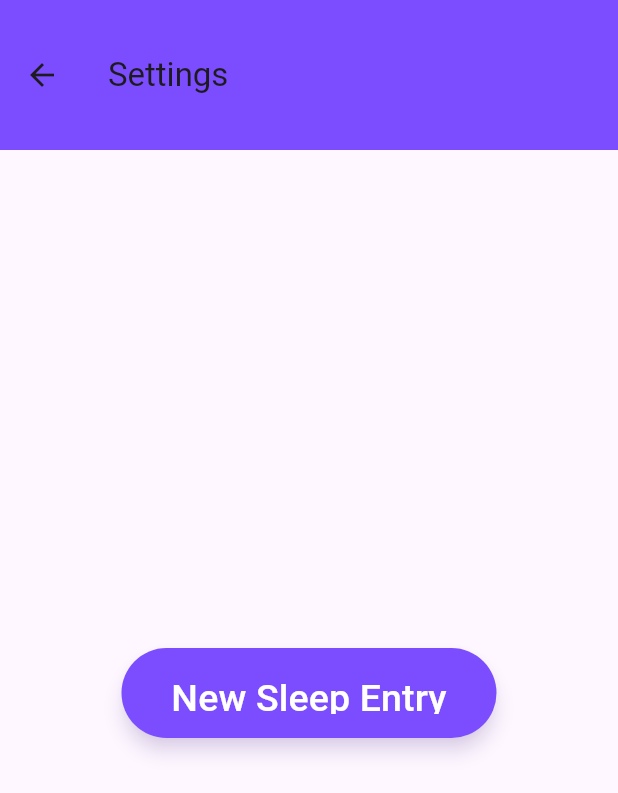
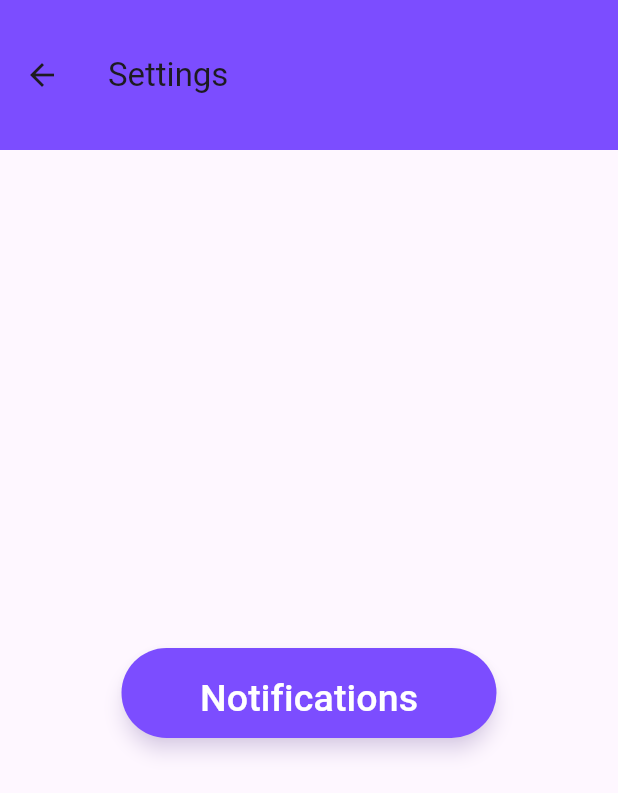
Before and after one commit to evanlee2212/sleep_tracker, a Flutter app: the screen it shows after launch, after a tap on the "settings" icon, on a phone screen of 412 x 824 dp. Shown: the top 793 px of the screen. Run offline on Flutter 3.47's test engine with Material 3 defaults, Android fonts, the phone set to English and light mode, and no system bars; our stand-ins replace audioplayers, file_picker, firebase_core, shared_preferences; accounts and stored records are empty.

Commit message:
adjusted ui

```diff
--- a/lib/Pages/main.dart
+++ b/lib/Pages/main.dart
@@ -4,7 +4,6 @@
 import '../components/menu_button.dart';
 import 'package:sleep_app/Pages/sleep_data.dart';
 import 'package:firebase_core/firebase_core.dart';
-import 'package:sleep_app/Pages/notification.dart';
 
 
 void main() async {
@@ -62,19 +61,22 @@
               crossAxisAlignment: CrossAxisAlignment.center,
               mainAxisAlignment: MainAxisAlignment.center,
               children: [
-                CircleAvatar(
-                  radius: 104,
-                  backgroundColor: Colors.indigo,
-                  child: CircleAvatar(
-                    backgroundImage: AssetImage('assets/images/logo.png'),
-                    radius: 100,
+                Transform.translate(
+                  offset: const Offset(0, -150),
+                  child:CircleAvatar(
+                    radius: 104,
+                    backgroundColor: Colors.indigo,
+                    child: CircleAvatar(
+                      backgroundImage: AssetImage('assets/images/logo.png'),
+                      radius: 100,
+                    ),
                   ),
                 ),
                 MenuButton(
                     text: 'Sleep Data',
                     onPressed: () => Navigator.push(context, MaterialPageRoute(builder: (context) => SleepData())),
                 ),
-                SizedBox(height: 10),
+                SizedBox(height: 20),
                 MenuButton(
                     text: 'Resources',
                   onPressed: () => Navigator.push(context, MaterialPageRoute(builder: (context) => ResourcesPage())),
--- a/lib/Pages/settingsPage.dart
+++ b/lib/Pages/settingsPage.dart
@@ -12,6 +12,7 @@ class SettingsPage extends StatefulWidget {
 }
 
 class _SettingsPageState extends State<SettingsPage> {
+
 
   @override
   Widget build(BuildContext context) {
@@ -31,7 +32,7 @@ class _SettingsPageState extends State<SettingsPage> {
               mainAxisAlignment: MainAxisAlignment.center,
               children: [
               MenuButton(
-              text: 'New Sleep Entry',
+              text: 'Notifications',
               onPressed: () => Navigator.push(context, MaterialPageRoute(builder: (context) => NotificationsPage())),
             ),
             ]
--- a/pubspec.yaml
+++ b/pubspec.yaml
@@ -39,6 +39,7 @@ dependencies:
   shared_preferences: ^2.0.15
   firebase_core: ^3.12.1
   cloud_firestore: ^5.6.5
+  provider: ^6.0.5
 
 dev_dependencies:
   flutter_test:
```
Also changed, not shown: pubspec.lock.
